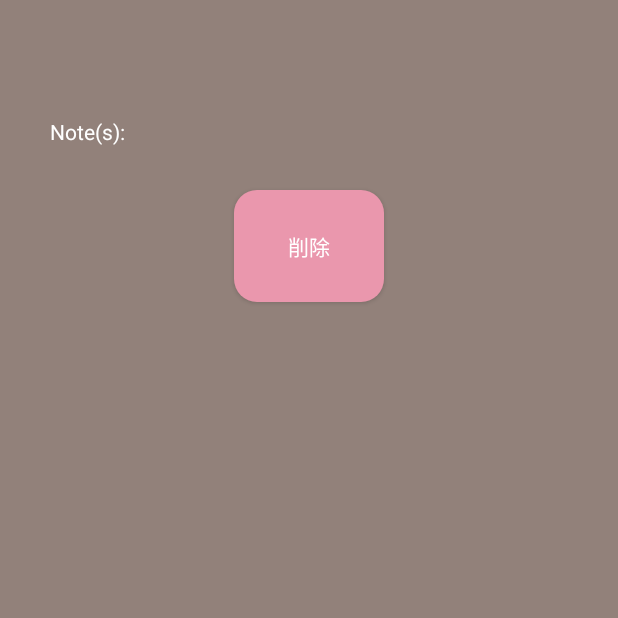
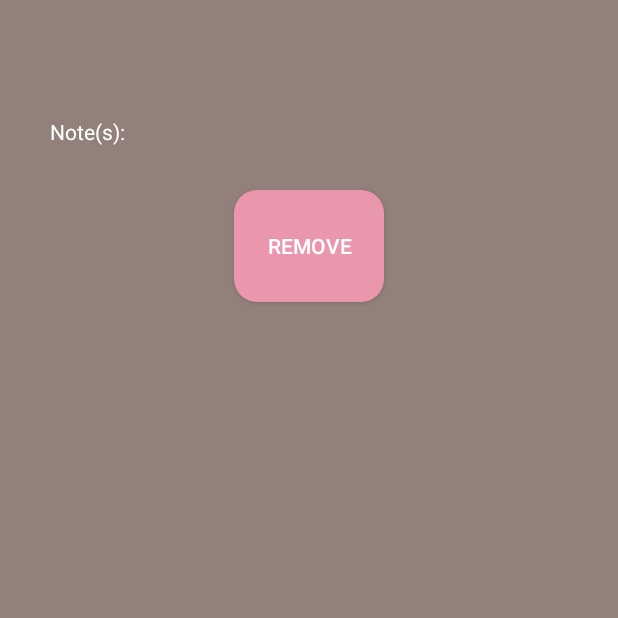
Before and after one commit to EliotHyenne/Tango, an Android app: the WordInfoActivity screen opened directly, with no data from a screen before it, on a phone screen of 412 x 824 dp, the top half of it. Run offline under Robolectric (Android 15) with nearby library versions, the phone set to English and light mode, and no system bars; 9 statements that could not run were skipped.

Commit message:
Translated app to English

```diff
--- a/app/src/main/java/com/eliothyenne/tango/AddWordActivity.kt
+++ b/app/src/main/java/com/eliothyenne/tango/AddWordActivity.kt
@@ -102,8 +102,8 @@ class AddWordActivity : AppCompatActivity() {
         linearLayout.addView(noteTextView)
         linearLayout.addView(noteEditText)
 
-        val addWordButton = layoutManager.createButton(this@AddWordActivity, buttonWidth, buttonHeight,"追加", 14.0F, R.color.white, R.drawable.dark_green_rounded_corners, 0.0F, 25.0F, 0.0F, 25.0F, 0, 0, 0, 0, Gravity.CENTER)
-        val removeWordButton = layoutManager.createButton(this@AddWordActivity, buttonWidth, buttonHeight,"削除", 14.0F, R.color.white, R.drawable.red_rounded_corners, 0.0F, 25.0F, 0.0F, 25.0F, 0, 0, 0, 0, Gravity.CENTER)
+        val addWordButton = layoutManager.createButton(this@AddWordActivity, buttonWidth, buttonHeight,"Add", 14.0F, R.color.white, R.drawable.dark_green_rounded_corners, 0.0F, 25.0F, 0.0F, 25.0F, 0, 0, 0, 0, Gravity.CENTER)
+        val removeWordButton = layoutManager.createButton(this@AddWordActivity, buttonWidth, buttonHeight,"Remove", 14.0F, R.color.white, R.drawable.red_rounded_corners, 0.0F, 25.0F, 0.0F, 25.0F, 0, 0, 0, 0, Gravity.CENTER)
 
         if (!vocabularyListManager.vocabularyListContainsWord(word!!, vocabularyList)) {
             //Add word button
--- a/app/src/main/java/com/eliothyenne/tango/LessonsActivity.kt
+++ b/app/src/main/java/com/eliothyenne/tango/LessonsActivity.kt
@@ -53,7 +53,7 @@ class LessonsActivity : AppCompatActivity() {
             this@LessonsActivity,
             buttonWidth,
             buttonHeight,
-            "次へ",
+            "Next",
             14.0F,
             R.color.white,
             R.drawable.dark_gray_rounded_corners,
@@ -250,7 +250,7 @@ class LessonsActivity : AppCompatActivity() {
             this@LessonsActivity,
             buttonWidth,
             buttonHeight,
-            "戻る",
+            "Back",
             14.0F,
             R.color.white,
             R.drawable.dark_green_rounded_corners,
--- a/app/src/main/java/com/eliothyenne/tango/MainActivity.kt
+++ b/app/src/main/java/com/eliothyenne/tango/MainActivity.kt
@@ -48,13 +48,13 @@ class MainActivity : AppCompatActivity() {
             linearLayout.removeView(pieChart)
         }
 
-        val vocabularyListTitle = "単語帳" + " (" + vocabularyList.vocabularyArrayList.size + ")"
+        val vocabularyListTitle = "Words" + " (" + vocabularyList.vocabularyArrayList.size + ")"
         vocabularyListButton.text = vocabularyListTitle
 
-        val lessonsTitle = "レッスン" + " (" + unseenWords.size + ")"
+        val lessonsTitle = "Lesson" + " (" + unseenWords.size + ")"
         lessonButton.text = lessonsTitle
 
-        val reviewTitle = "リビュー" + " (" + reviewsList.size + ")"
+        val reviewTitle = "Review" + " (" + reviewsList.size + ")"
         reviewButton.text = reviewTitle
 
         vocabularyListButton.setOnClickListener {
--- a/app/src/main/java/com/eliothyenne/tango/ReviewsActivity.kt
+++ b/app/src/main/java/com/eliothyenne/tango/ReviewsActivity.kt
@@ -75,7 +75,7 @@ class ReviewsActivity : AppCompatActivity() {
             this@ReviewsActivity,
             buttonWidth,
             buttonHeight,
-            "次へ",
+            "Next",
             14.0F,
             R.color.white,
             R.drawable.dark_gray_rounded_corners,
@@ -93,7 +93,7 @@ class ReviewsActivity : AppCompatActivity() {
             this@ReviewsActivity,
             buttonWidth,
             buttonHeight,
-            "確認",
+            "Check",
             14.0F,
             R.color.white,
             R.drawable.dark_gray_rounded_corners,
@@ -346,7 +346,7 @@ class ReviewsActivity : AppCompatActivity() {
             this@ReviewsActivity,
             buttonWidth,
             buttonHeight,
-            "戻る",
+            "Back",
             14.0F,
             R.color.white,
             R.drawable.dark_green_rounded_corners,
--- a/app/src/main/java/com/eliothyenne/tango/WordInfoActivity.kt
+++ b/app/src/main/java/com/eliothyenne/tango/WordInfoActivity.kt
@@ -44,7 +44,7 @@ class WordInfoActivity : AppCompatActivity() {
         linearLayout.addView(noteTextView)
         linearLayout.addView(noteEditText)
 
-        val removeWordButton = layoutManager.createButton(this@WordInfoActivity, buttonWidth, buttonHeight,"削除", 14.0F, R.color.white, R.drawable.red_rounded_corners, 0.0F, 25.0F, 0.0F, 25.0F, 0, 0, 0, 0, Gravity.CENTER)
+        val removeWordButton = layoutManager.createButton(this@WordInfoActivity, buttonWidth, buttonHeight,"Remove", 14.0F, R.color.white, R.drawable.red_rounded_corners, 0.0F, 25.0F, 0.0F, 25.0F, 0, 0, 0, 0, Gravity.CENTER)
         linearLayout.addView((removeWordButton))
 
         removeWordButton.setOnClickListener() {
@@ -68,7 +68,7 @@ class WordInfoActivity : AppCompatActivity() {
             finish()
         }
 
-        val saveButton = layoutManager.createButton(this@WordInfoActivity, buttonWidth, buttonHeight, "保存", 14.0F, R.color.white, R.drawable.dark_green_rounded_corners, 0.0F, 25.0F, 0.0F, 25.0F, 0, 0, 0, 0, Gravity.CENTER)
+        val saveButton = layoutManager.createButton(this@WordInfoActivity, buttonWidth, buttonHeight, "Save", 14.0F, R.color.white, R.drawable.dark_green_rounded_corners, 0.0F, 25.0F, 0.0F, 25.0F, 0, 0, 0, 0, Gravity.CENTER)
 
         noteEditText.addTextChangedListener(object : TextWatcher {
             override fun afterTextChanged(s: Editable?) {
--- a/app/src/main/res/layout/activity_main.xml
+++ b/app/src/main/res/layout/activity_main.xml
@@ -64,7 +64,7 @@
             app:layout_constraintRight_toRightOf="parent"
             app:layout_constraintTop_toBottomOf="@id/reviewButton"
             android:textColor="@color/white"
-            android:text="追加"
+            android:text="Add"
             android:textSize="21sp"
             android:background="@drawable/dark_green_rounded_corners"
             />
--- a/app/src/main/res/layout/add_word.xml
+++ b/app/src/main/res/layout/add_word.xml
@@ -23,7 +23,7 @@
             android:background="@color/light_blue"
             android:textSize="21sp"
             android:padding="20dp"
-            android:hint="検索"
+            android:hint="Search"
             android:inputType="text"
             android:textColor="@color/white"
             app:layout_constraintLeft_toLeftOf="parent"
--- a/app/src/main/res/layout/vocabulary_list.xml
+++ b/app/src/main/res/layout/vocabulary_list.xml
@@ -23,7 +23,7 @@
             android:background="@color/light_blue"
             android:textSize="21sp"
             android:padding="20dp"
-            android:hint="検索"
+            android:hint="Search"
             android:inputType="text"
             android:textColor="@color/white"
             app:layout_constraintLeft_toLeftOf="parent"
```
